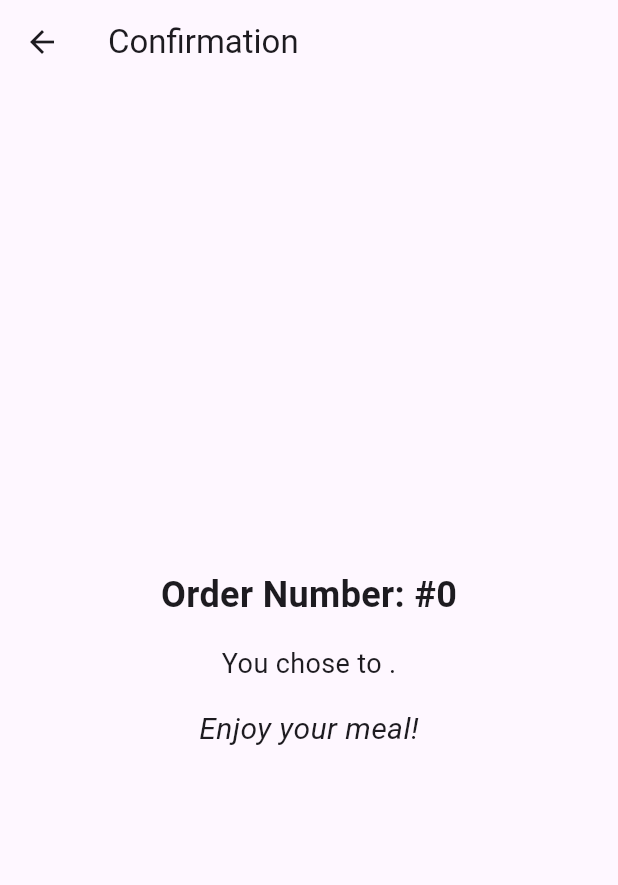
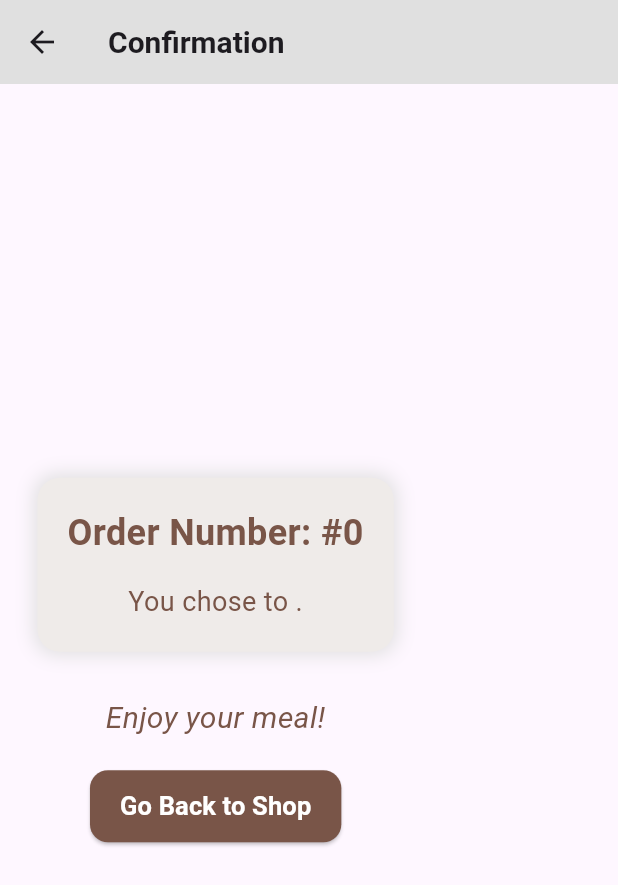
Before and after one commit to vanshikajain0410/coffee_shop, a Flutter app: the ConfirmationPage screen opened directly with empty values, on a phone screen of 412 x 824 dp. Shown: the top 885 px of the screen. Run offline on Flutter 3.47's test engine with Material 3 defaults, Android fonts, the phone set to English and light mode, and no system bars; our stand-ins replace flutter_credit_card, google_nav_bar, lottie.

Commit message:
some ui changes

```diff
--- a/lib/pages/payment_page.dart
+++ b/lib/pages/payment_page.dart
@@ -1,5 +1,6 @@
 import 'dart:math';
 
+import 'package:coffee_shop/ui.dart';
 import 'package:flutter/material.dart';
 import 'package:flutter_credit_card/flutter_credit_card.dart';
 
@@ -19,8 +20,7 @@ class _PaymentPageState extends State<PaymentPage> {
   final GlobalKey<FormState> formKey = GlobalKey<FormState>();
 
   void navigateToConfirmationPage(String paymentMethod) {
-    final randomOrderNumber =
-        Random().nextInt(100000) + 1000; // Generate a 5-digit order number
+    final randomOrderNumber = Random().nextInt(900) + 100;
     Navigator.push(
       context,
       MaterialPageRoute(
@@ -130,27 +130,91 @@ class ConfirmationPage extends StatelessWidget {
   Widget build(BuildContext context) {
     return Scaffold(
       appBar: AppBar(
-        title: const Text("Confirmation"),
+        title: const Text(
+          "Confirmation",
+          style: TextStyle(fontSize: 20, fontWeight: FontWeight.bold),
         ),
-      body: Center(
+        backgroundColor: backgroundColor,
+      ),
+      body: SafeArea(
+        child: Padding(
+          padding: const EdgeInsets.all(25.0),
           child: Column(
             mainAxisAlignment: MainAxisAlignment.center,
+            crossAxisAlignment: CrossAxisAlignment.center,
+            children: [
+              Container(
+                decoration: BoxDecoration(
+                  color: Colors.brown[50],
+                  borderRadius: BorderRadius.circular(15),
+                  boxShadow: [
+                    BoxShadow(
+                      color: Colors.grey.shade300,
+                      blurRadius: 10,
+                      spreadRadius: 2,
+                    ),
+                  ],
+                ),
+                padding: const EdgeInsets.all(20),
+                child: Column(
                   children: [
                     Text(
                       "Order Number: #$orderNumber",
-              style: const TextStyle(fontSize: 24, fontWeight: FontWeight.bold),
+                      style: const TextStyle(
+                        fontSize: 24,
+                        fontWeight: FontWeight.bold,
+                        color: Colors.brown,
+                      ),
+                      textAlign: TextAlign.center,
                     ),
                     const SizedBox(height: 16),
                     Text(
                       "You chose to $paymentMethod.",
-              style: const TextStyle(fontSize: 18),
+                      style: const TextStyle(
+                        fontSize: 18,
+                        color: Colors.brown,
                       ),
-            const SizedBox(height: 16),
+                      textAlign: TextAlign.center,
+                    ),
+                  ],
+                ),
+              ),
+              const SizedBox(height: 30),
               const Text(
                 "Enjoy your meal!",
-              style: TextStyle(fontSize: 20, fontStyle: FontStyle.italic),
+                style: TextStyle(
+                  fontSize: 20,
+                  fontStyle: FontStyle.italic,
+                  color: Colors.brown,
+                ),
+                textAlign: TextAlign.center,
+              ),
+              const SizedBox(height: 20),
+              ElevatedButton(
+                onPressed: () {
+                  Navigator.pop(context);
+                },
+                style: ElevatedButton.styleFrom(
+                  backgroundColor: Colors.brown, // Matches the coffee theme
+                  shape: RoundedRectangleBorder(
+                    borderRadius: BorderRadius.circular(12),
+                  ),
+                  padding: const EdgeInsets.symmetric(
+                    vertical: 12,
+                    horizontal: 20,
+                  ),
+                ),
+                child: const Text(
+                  "Go Back to Shop",
+                  style: TextStyle(
+                    color: Colors.white,
+                    fontSize: 17,
+                    fontWeight: FontWeight.bold,
+                  ),
+                ),
               ),
             ],
+          ),
         ),
       ),
     );
```
Also changed, not shown: lib/pages/login_page.dart (+18 -6 lines), lib/pages/shop_page.dart (+43 -12 lines). Lines whose indentation alone changed are shown as unchanged.
